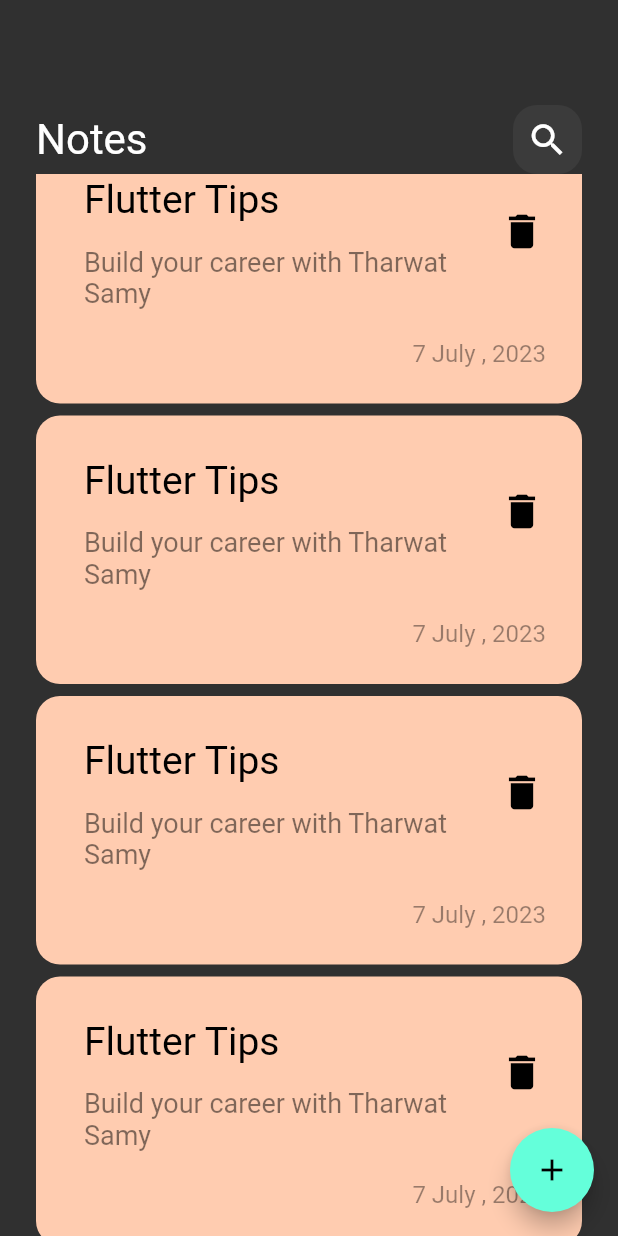
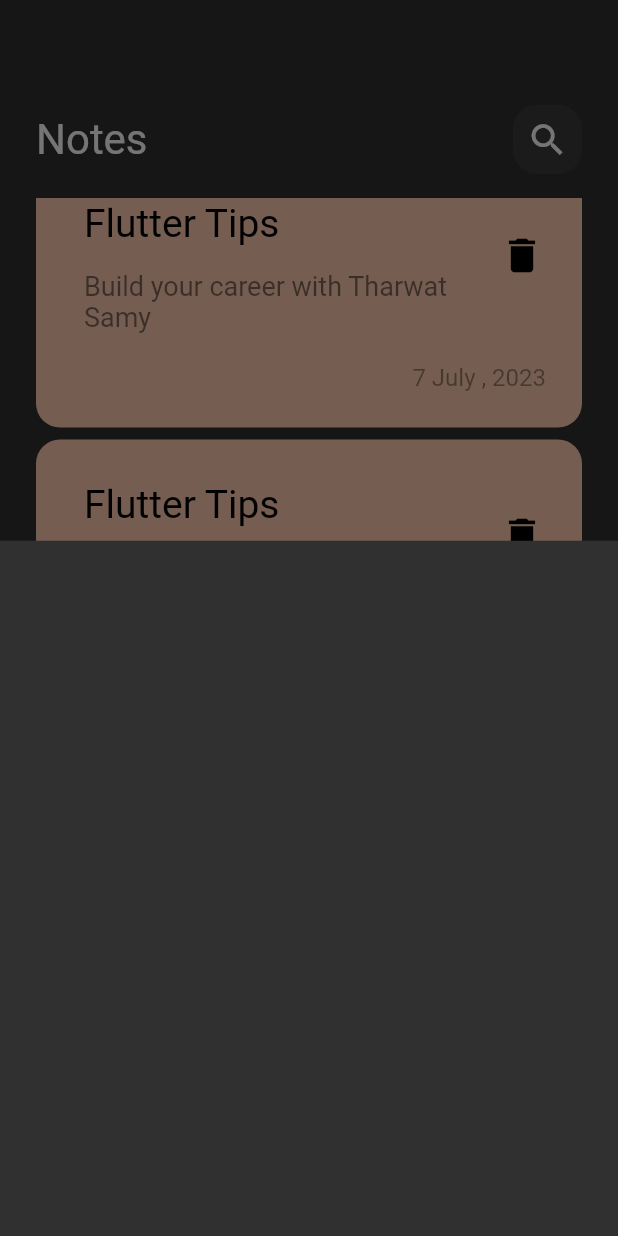
Before and after one commit to Ananhamdy11/notes, a Flutter app: the screen it shows after launch, scrolled down 1152 dp, after a tap on the "add" icon, on a phone screen of 412 x 824 dp. Run offline on Flutter 3.47's test engine with Material 2 defaults, Android fonts, the phone set to English and light mode, and no system bars.

Commit message:
add action bottom

```diff
--- a/lib/views/notes_view.dart
+++ b/lib/views/notes_view.dart
@@ -1,6 +1,7 @@
 import 'package:flutter/material.dart';
 import 'package:flutter/src/widgets/framework.dart';
 import 'package:flutter/src/widgets/placeholder.dart';
+import 'package:notes_app/widgets/action_bottom.dart';
 
 import '../widgets/notes_view_body.dart';
 
@@ -10,7 +11,12 @@ class NotesView extends StatelessWidget {
   @override
   Widget build(BuildContext context) {
     return Scaffold(
-      floatingActionButton: FloatingActionButton(onPressed:(){} ,child:Icon(Icons.add),),
+      floatingActionButton: FloatingActionButton(onPressed:(){
+        showModalBottomSheet(context: context, builder: (context){
+        return AddNoteBottomSheet();
+        });
+      } ,
+      child:Icon(Icons.add),),
 body:const NotesViewBody(),
     );
   }
--- /dev/null
+++ b/lib/widgets/action_bottom.dart
@@ -0,0 +1,10 @@
+import 'package:flutter/material.dart';
+
+class AddNoteBottomSheet extends StatelessWidget {
+  const AddNoteBottomSheet({super.key});
+
+  @override
+  Widget build(BuildContext context) {
+    return  Container();
+  }
+}
--- a/lib/widgets/notes_list_view.dart
+++ b/lib/widgets/notes_list_view.dart
@@ -10,11 +10,16 @@ class NotesListView extends StatelessWidget {
 
   @override
   Widget build(BuildContext context) {
-    return  ListView.builder(itemBuilder :(context,index){
-     return const Padding(
-       padding:  EdgeInsets.symmetric(vertical: 4),
-       child:  NoteItem(),
-     );
-    });
+    return  Padding(
+      padding: const EdgeInsets.symmetric(vertical: 16),
+      child: ListView.builder(
+        padding: EdgeInsets.zero
+        ,itemBuilder :(context,index){
+       return const Padding(
+         padding:  EdgeInsets.symmetric(vertical: 4),
+         child:  NoteItem(),
+       );
+      }),
+    );
   }
 }
```
